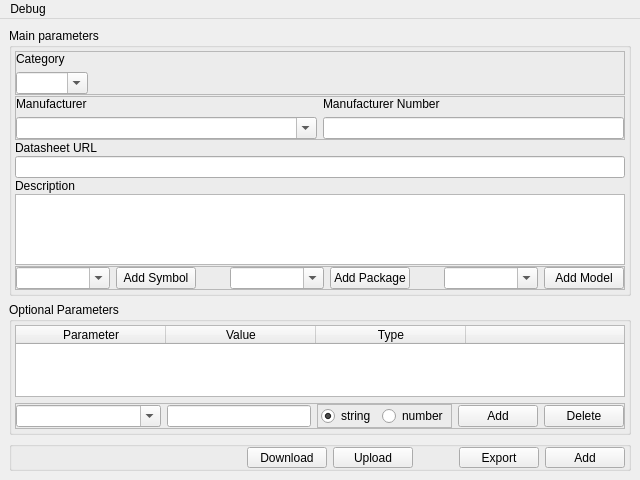
The window that ui/mainwindow.ui (BamWolf/altium-common-library.client) describes before a commit, drawn with Qt 5.
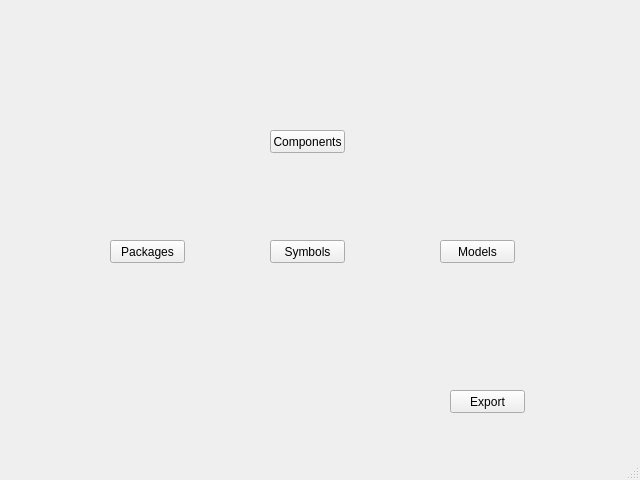
The same window after the commit.

The edit to the form file:
```diff
--- a/ui/mainwindow.ui
+++ b/ui/mainwindow.ui
@@ -10,585 +10,75 @@
     <height>480</height>
    </rect>
   </property>
-  <property name="minimumSize">
-   <size>
-    <width>640</width>
-    <height>480</height>
-   </size>
-  </property>
   <property name="windowTitle">
-   <string>Component Wizard - Crowd Library</string>
-  </property>
-  <property name="toolButtonStyle">
-   <enum>Qt::ToolButtonTextUnderIcon</enum>
-  </property>
-  <property name="tabShape">
-   <enum>QTabWidget::Triangular</enum>
+   <string>MainWindow</string>
   </property>
   <widget class="QWidget" name="centralwidget">
-   <layout class="QVBoxLayout" name="verticalLayout_2">
-    <item>
-     <layout class="QVBoxLayout" name="verticalLayout">
-      <property name="sizeConstraint">
-       <enum>QLayout::SetMaximumSize</enum>
-      </property>
-      <item>
-       <widget class="QGroupBox" name="mainBox">
-        <property name="title">
-         <string>Main parameters</string>
-        </property>
-        <layout class="QVBoxLayout" name="verticalLayout_5">
-         <property name="spacing">
-          <number>1</number>
-         </property>
-         <property name="margin">
-          <number>3</number>
-         </property>
-         <item>
-          <widget class="QFrame" name="frame_2">
-           <property name="frameShape">
-            <enum>QFrame::StyledPanel</enum>
-           </property>
-           <property name="frameShadow">
-            <enum>QFrame::Raised</enum>
-           </property>
-           <layout class="QGridLayout" name="gridLayout">
-            <property name="margin">
-             <number>0</number>
-            </property>
-            <item row="0" column="0">
-             <widget class="QLabel" name="label_5">
-              <property name="text">
-               <string>Category</string>
-              </property>
-             </widget>
-            </item>
-            <item row="1" column="0">
-             <widget class="QComboBox" name="categoryBox">
-              <property name="sizePolicy">
-               <sizepolicy hsizetype="Fixed" vsizetype="Fixed">
-                <horstretch>0</horstretch>
-                <verstretch>0</verstretch>
-               </sizepolicy>
-              </property>
-              <property name="editable">
-               <bool>true</bool>
-              </property>
-             </widget>
-            </item>
-            <item row="1" column="1">
-             <spacer name="horizontalSpacer_5">
-              <property name="orientation">
-               <enum>Qt::Horizontal</enum>
-              </property>
-              <property name="sizeHint" stdset="0">
-               <size>
-                <width>556</width>
-                <height>20</height>
-               </size>
-              </property>
-             </spacer>
-            </item>
-           </layout>
-          </widget>
-         </item>
-         <item>
-          <widget class="QFrame" name="frame_4">
-           <property name="frameShape">
-            <enum>QFrame::StyledPanel</enum>
-           </property>
-           <property name="frameShadow">
-            <enum>QFrame::Raised</enum>
-           </property>
-           <layout class="QGridLayout" name="gridLayout_2">
-            <property name="margin">
-             <number>0</number>
-            </property>
-            <item row="1" column="0">
-             <widget class="QComboBox" name="manufacturerBox">
-              <property name="sizePolicy">
-               <sizepolicy hsizetype="MinimumExpanding" vsizetype="Fixed">
-                <horstretch>0</horstretch>
-                <verstretch>0</verstretch>
-               </sizepolicy>
-              </property>
-              <property name="editable">
-               <bool>true</bool>
-              </property>
-              <property name="currentIndex">
-               <number>-1</number>
-              </property>
-             </widget>
-            </item>
-            <item row="1" column="1">
-             <widget class="QLineEdit" name="pn_line"/>
-            </item>
-            <item row="0" column="0">
-             <widget class="QLabel" name="label">
-              <property name="text">
-               <string>Manufacturer</string>
-              </property>
-             </widget>
-            </item>
-            <item row="0" column="1">
-             <widget class="QLabel" name="label_2">
-              <property name="text">
-               <string>Manufacturer Number</string>
-              </property>
-             </widget>
-            </item>
-           </layout>
-          </widget>
-         </item>
-         <item>
-          <widget class="QLabel" name="label_4">
-           <property name="text">
-            <string>Datasheet URL</string>
-           </property>
-          </widget>
-         </item>
-         <item>
-          <widget class="QLineEdit" name="linkEdit"/>
-         </item>
-         <item>
-          <widget class="QLabel" name="label_3">
-           <property name="text">
-            <string>Description</string>
-           </property>
-          </widget>
-         </item>
-         <item>
-          <widget class="QPlainTextEdit" name="descriptionEdit">
-           <property name="sizePolicy">
-            <sizepolicy hsizetype="Expanding" vsizetype="Preferred">
-             <horstretch>0</horstretch>
-             <verstretch>0</verstretch>
-            </sizepolicy>
-           </property>
-           <property name="tabChangesFocus">
-            <bool>true</bool>
-           </property>
-          </widget>
-         </item>
-         <item>
-          <widget class="QFrame" name="frame_3">
-           <property name="frameShape">
-            <enum>QFrame::StyledPanel</enum>
-           </property>
-           <property name="frameShadow">
-            <enum>QFrame::Raised</enum>
-           </property>
-           <layout class="QHBoxLayout" name="horizontalLayout_2">
-            <property name="margin">
-             <number>0</number>
-            </property>
-            <item>
-             <widget class="QComboBox" name="symbolBox">
-              <property name="sizePolicy">
-               <sizepolicy hsizetype="MinimumExpanding" vsizetype="Fixed">
-                <horstretch>0</horstretch>
-                <verstretch>0</verstretch>
-               </sizepolicy>
-              </property>
-              <property name="editable">
-               <bool>true</bool>
-              </property>
-              <property name="sizeAdjustPolicy">
-               <enum>QComboBox::AdjustToContents</enum>
-              </property>
-              <property name="minimumContentsLength">
-               <number>8</number>
-              </property>
-             </widget>
-            </item>
-            <item>
-             <widget class="QPushButton" name="addSymbolButton">
-              <property name="text">
-               <string>Add Symbol</string>
-              </property>
-             </widget>
-            </item>
-            <item>
-             <spacer name="horizontalSpacer_3">
-              <property name="orientation">
-               <enum>Qt::Horizontal</enum>
-              </property>
-              <property name="sizeHint" stdset="0">
-               <size>
-                <width>40</width>
-                <height>20</height>
-               </size>
-              </property>
-             </spacer>
-            </item>
-            <item>
-             <widget class="QComboBox" name="packageBox">
-              <property name="editable">
-               <bool>true</bool>
-              </property>
-              <property name="sizeAdjustPolicy">
-               <enum>QComboBox::AdjustToContents</enum>
-              </property>
-              <property name="minimumContentsLength">
-               <number>8</number>
-              </property>
-             </widget>
-            </item>
-            <item>
-             <widget class="QPushButton" name="addPackageButton">
-              <property name="text">
-               <string>Add Package</string>
-              </property>
-             </widget>
-            </item>
-            <item>
-             <spacer name="horizontalSpacer_4">
-              <property name="orientation">
-               <enum>Qt::Horizontal</enum>
-              </property>
-              <property name="sizeHint" stdset="0">
-               <size>
-                <width>40</width>
-                <height>20</height>
-               </size>
-              </property>
-             </spacer>
-            </item>
-            <item>
-             <widget class="QComboBox" name="modelBox">
-              <property name="sizePolicy">
-               <sizepolicy hsizetype="MinimumExpanding" vsizetype="Fixed">
-                <horstretch>0</horstretch>
-                <verstretch>0</verstretch>
-               </sizepolicy>
-              </property>
-              <property name="editable">
-               <bool>true</bool>
-              </property>
-              <property name="sizeAdjustPolicy">
-               <enum>QComboBox::AdjustToContents</enum>
-              </property>
-              <property name="minimumContentsLength">
-               <number>8</number>
-              </property>
-             </widget>
-            </item>
-            <item>
-             <widget class="QPushButton" name="addModelButton">
-              <property name="text">
-               <string>Add Model</string>
-              </property>
-             </widget>
-            </item>
-           </layout>
-          </widget>
-         </item>
-        </layout>
-       </widget>
-      </item>
-      <item>
-       <widget class="QGroupBox" name="optionalBox">
-        <property name="sizePolicy">
-         <sizepolicy hsizetype="Preferred" vsizetype="Maximum">
-          <horstretch>0</horstretch>
-          <verstretch>0</verstretch>
-         </sizepolicy>
-        </property>
-        <property name="title">
-         <string>Optional Parameters</string>
-        </property>
-        <layout class="QVBoxLayout" name="verticalLayout_4">
-         <property name="margin">
-          <number>3</number>
-         </property>
-         <item>
-          <widget class="QTableWidget" name="parametersTable">
-           <property name="autoScrollMargin">
-            <number>4</number>
-           </property>
-           <property name="editTriggers">
-            <set>QAbstractItemView::DoubleClicked|QAbstractItemView::EditKeyPressed</set>
-           </property>
-           <property name="showDropIndicator" stdset="0">
-            <bool>false</bool>
-           </property>
-           <property name="dragDropOverwriteMode">
-            <bool>false</bool>
-           </property>
-           <property name="alternatingRowColors">
-            <bool>true</bool>
-           </property>
-           <property name="selectionMode">
-            <enum>QAbstractItemView::SingleSelection</enum>
-           </property>
-           <property name="selectionBehavior">
-            <enum>QAbstractItemView::SelectRows</enum>
-           </property>
-           <property name="wordWrap">
-            <bool>false</bool>
-           </property>
-           <property name="cornerButtonEnabled">
-            <bool>false</bool>
-           </property>
-           <attribute name="horizontalHeaderVisible">
-            <bool>true</bool>
-           </attribute>
-           <attribute name="horizontalHeaderCascadingSectionResizes">
-            <bool>true</bool>
-           </attribute>
-           <attribute name="horizontalHeaderDefaultSectionSize">
-            <number>150</number>
-           </attribute>
-           <attribute name="horizontalHeaderHighlightSections">
-            <bool>false</bool>
-           </attribute>
-           <attribute name="horizontalHeaderMinimumSectionSize">
-            <number>100</number>
-           </attribute>
-           <attribute name="horizontalHeaderStretchLastSection">
-            <bool>true</bool>
-           </attribute>
-           <attribute name="verticalHeaderVisible">
-            <bool>false</bool>
-           </attribute>
-           <attribute name="verticalHeaderDefaultSectionSize">
-            <number>15</number>
-           </attribute>
-           <attribute name="verticalHeaderMinimumSectionSize">
-            <number>10</number>
-           </attribute>
-           <column>
-            <property name="text">
-             <string>Parameter</string>
-            </property>
-           </column>
-           <column>
-            <property name="text">
-             <string>Value</string>
-            </property>
-           </column>
-           <column>
-            <property name="text">
-             <string>Type</string>
-            </property>
-           </column>
-           <column>
-            <property name="text">
-             <string/>
-            </property>
-           </column>
-          </widget>
-         </item>
-         <item>
-          <widget class="QFrame" name="frame">
-           <property name="frameShape">
-            <enum>QFrame::StyledPanel</enum>
-           </property>
-           <property name="frameShadow">
-            <enum>QFrame::Raised</enum>
-           </property>
-           <layout class="QHBoxLayout" name="horizontalLayout_3">
-            <property name="margin">
-             <number>0</number>
-            </property>
-            <item>
-             <widget class="QComboBox" name="nameBox">
-              <property name="sizePolicy">
-               <sizepolicy hsizetype="Expanding" vsizetype="Fixed">
-                <horstretch>0</horstretch>
-                <verstretch>0</verstretch>
-               </sizepolicy>
-              </property>
-              <property name="editable">
-               <bool>true</bool>
-              </property>
-              <item>
-               <property name="text">
-                <string/>
-               </property>
-              </item>
-              <item>
-               <property name="text">
-                <string>Value</string>
-               </property>
-              </item>
-              <item>
-               <property name="text">
-                <string>Tolerance</string>
-               </property>
-              </item>
-              <item>
-               <property name="text">
-                <string>Class</string>
-               </property>
-              </item>
-              <item>
-               <property name="text">
-                <string>Standard</string>
-               </property>
-              </item>
-             </widget>
-            </item>
-            <item>
-             <widget class="QLineEdit" name="valueEdit"/>
-            </item>
-            <item>
-             <widget class="QFrame" name="frame_5">
-              <property name="frameShape">
-               <enum>QFrame::StyledPanel</enum>
-              </property>
-              <property name="frameShadow">
-               <enum>QFrame::Raised</enum>
-              </property>
-              <layout class="QHBoxLayout" name="horizontalLayout_4">
-               <property name="leftMargin">
-                <number>3</number>
-               </property>
-               <property name="topMargin">
-                <number>1</number>
-               </property>
-               <property name="rightMargin">
-                <number>3</number>
-               </property>
-               <property name="bottomMargin">
-                <number>1</number>
-               </property>
-               <item>
-                <widget class="QRadioButton" name="stringRadio">
-                 <property name="text">
-                  <string>string</string>
-                 </property>
-                 <property name="checked">
-                  <bool>true</bool>
-                 </property>
-                </widget>
-               </item>
-               <item>
-                <widget class="QRadioButton" name="numberRadio">
-                 <property name="text">
-                  <string>number</string>
-                 </property>
-                </widget>
-               </item>
-              </layout>
-             </widget>
-            </item>
-            <item>
-             <widget class="QPushButton" name="addButton">
-              <property name="text">
-               <string>Add</string>
-              </property>
-             </widget>
-            </item>
-            <item>
-             <widget class="QPushButton" name="delButton">
-              <property name="text">
-               <string>Delete</string>
-              </property>
-             </widget>
-            </item>
-           </layout>
-          </widget>
-         </item>
-        </layout>
-       </widget>
-      </item>
-      <item>
-       <widget class="QGroupBox" name="controlBox">
-        <property name="minimumSize">
-         <size>
-          <width>0</width>
-          <height>30</height>
-         </size>
-        </property>
-        <property name="maximumSize">
-         <size>
-          <width>16777215</width>
-          <height>60</height>
-         </size>
-        </property>
-        <property name="title">
-         <string/>
-        </property>
-        <layout class="QHBoxLayout" name="horizontalLayout">
-         <property name="spacing">
-          <number>6</number>
-         </property>
-         <property name="leftMargin">
-          <number>3</number>
-         </property>
-         <property name="topMargin">
-          <number>0</number>
-         </property>
-         <property name="rightMargin">
-          <number>3</number>
-         </property>
-         <property name="bottomMargin">
-          <number>0</number>
-         </property>
-         <item>
-          <widget class="QLabel" name="statusLabel">
-           <property name="sizePolicy">
-            <sizepolicy hsizetype="Expanding" vsizetype="Preferred">
-             <horstretch>0</horstretch>
-             <verstretch>0</verstretch>
-            </sizepolicy>
-           </property>
-           <property name="text">
-            <string/>
-           </property>
-          </widget>
-         </item>
-         <item>
-          <widget class="QPushButton" name="downloadButton">
-           <property name="text">
-            <string>Download</string>
-           </property>
-          </widget>
-         </item>
-         <item>
-          <widget class="QPushButton" name="uploadButton">
-           <property name="text">
-            <string>Upload</string>
-           </property>
-          </widget>
-         </item>
-         <item>
-          <spacer name="horizontalSpacer">
-           <property name="orientation">
-            <enum>Qt::Horizontal</enum>
-           </property>
-           <property name="sizeType">
-            <enum>QSizePolicy::Fixed</enum>
-           </property>
-           <property name="sizeHint" stdset="0">
-            <size>
-             <width>40</width>
-             <height>20</height>
-            </size>
-           </property>
-          </spacer>
-         </item>
-         <item>
-          <widget class="QPushButton" name="exportButton">
-           <property name="text">
-            <string>Export</string>
-           </property>
-          </widget>
-         </item>
-         <item>
-          <widget class="QPushButton" name="putButton">
-           <property name="text">
-            <string>Add</string>
-           </property>
-          </widget>
-         </item>
-        </layout>
-       </widget>
-      </item>
-     </layout>
-    </item>
-   </layout>
+   <widget class="QPushButton" name="package_button">
+    <property name="geometry">
+     <rect>
+      <x>110</x>
+      <y>240</y>
+      <width>75</width>
+      <height>23</height>
+     </rect>
+    </property>
+    <property name="text">
+     <string>Packages</string>
+    </property>
+   </widget>
+   <widget class="QPushButton" name="symbol_button">
+    <property name="geometry">
+     <rect>
+      <x>270</x>
+      <y>240</y>
+      <width>75</width>
+      <height>23</height>
+     </rect>
+    </property>
+    <property name="text">
+     <string>Symbols</string>
+    </property>
+   </widget>
+   <widget class="QPushButton" name="model_button">
+    <property name="geometry">
+     <rect>
+      <x>440</x>
+      <y>240</y>
+      <width>75</width>
+      <height>23</height>
+     </rect>
+    </property>
+    <property name="text">
+     <string>Models</string>
+    </property>
+   </widget>
+   <widget class="QPushButton" name="component_button">
+    <property name="geometry">
+     <rect>
+      <x>270</x>
+      <y>130</y>
+      <width>75</width>
+      <height>23</height>
+     </rect>
+    </property>
+    <property name="text">
+     <string>Components</string>
+    </property>
+   </widget>
+   <widget class="QPushButton" name="export_button">
+    <property name="geometry">
+     <rect>
+      <x>450</x>
+      <y>390</y>
+      <width>75</width>
+      <height>23</height>
+     </rect>
+    </property>
+    <property name="text">
+     <string>Export</string>
+    </property>
+   </widget>
   </widget>
   <widget class="QMenuBar" name="menubar">
    <property name="geometry">
@@ -599,32 +89,8 @@
      <height>21</height>
     </rect>
    </property>
-   <widget class="QMenu" name="menuDo">
-    <property name="title">
-     <string>Debug</string>
-    </property>
-    <addaction name="actionShow"/>
-    <addaction name="actionDrop"/>
-    <addaction name="separator"/>
-    <addaction name="actionExit"/>
-   </widget>
-   <addaction name="menuDo"/>
   </widget>
-  <action name="actionExit">
-   <property name="text">
-    <string>Exit</string>
-   </property>
-  </action>
-  <action name="actionDrop">
-   <property name="text">
-    <string>Drop tables</string>
-   </property>
-  </action>
-  <action name="actionShow">
-   <property name="text">
-    <string>Show tables</string>
-   </property>
-  </action>
+  <widget class="QStatusBar" name="statusbar"/>
  </widget>
  <resources/>
  <connections>
```
Left out of the diff: 19 changed lines with no effect on the pictures.
